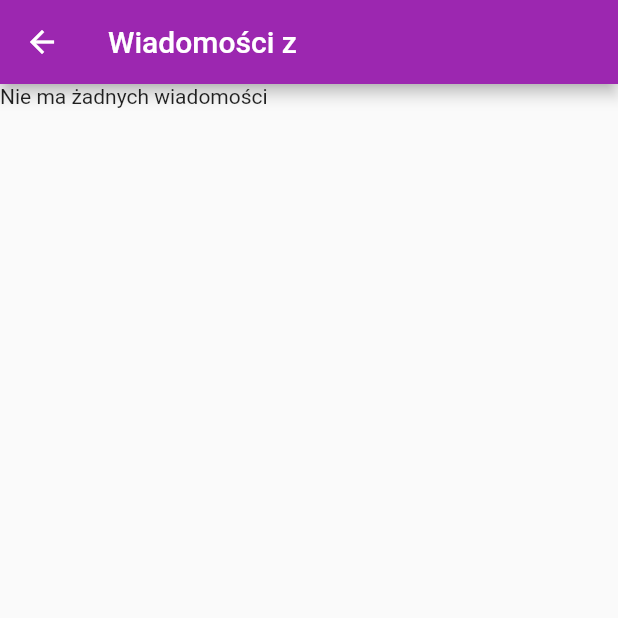
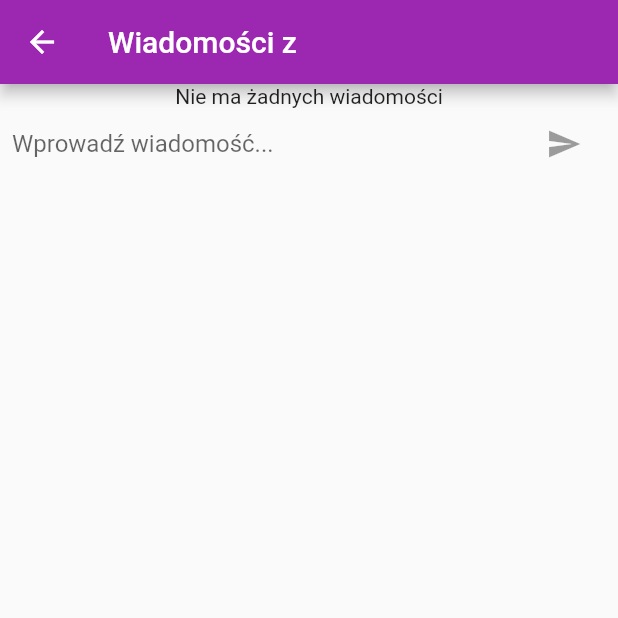
Before and after one commit to Miko1012/priviet_app, a Flutter app: the MessagesScreen screen opened directly with empty values, on a phone screen of 412 x 824 dp, the top half of it. Run offline on Flutter 3.47's test engine with Material 2 defaults, Android fonts, the phone set to English and light mode, and no system bars; our stand-ins replace flutter_secure_storage; missing offline and left inert: pointycastle, rsa_encrypt; accounts and stored records are empty; network calls fail.

Commit message:
working happy path

```diff
--- a/lib/helpers/rsa_helper.dart
+++ b/lib/helpers/rsa_helper.dart
@@ -30,7 +30,7 @@ class RSAHelper {
     print('encrypted input: ' + message);
     String username = await storage.read(key: 'logged-as') as String;
     var privateKeyString = await storage.read(key: 'private-'+username);
-    print('private key: ' + privateKeyString!);
+    // print('private key: ' + privateKeyString!);
     var privateKey = helper.parsePrivateKeyFromPem(privateKeyString);
     String decrypted = decrypt(message, privateKey);
     print('decrypted output: ' + decrypted);
--- a/lib/page_parts/login_form.dart
+++ b/lib/page_parts/login_form.dart
@@ -23,7 +23,7 @@ class _LoginFormState extends State<LoginForm> {
             content: Text('Pomyślnie zalogowano!'),
             backgroundColor: Colors.green,
             duration: Duration(seconds: 2)));
-        Navigator.of(context).pushNamedAndRemoveUntil('/chats', (Route<dynamic> route) => false);
+        Navigator.of(context).pushNamedAndRemoveUntil('/chats' , (Route<dynamic> route) => false);
         break;
       case 401:
         ScaffoldMessenger.of(context).showSnackBar(const SnackBar(
--- /dev/null
+++ b/lib/page_parts/message_composer.dart
@@ -0,0 +1,66 @@
+import 'package:flutter/material.dart';
+
+import '../helpers/api_helper.dart';
+import '../helpers/rsa_helper.dart';
+
+class MessageComposer extends StatefulWidget {
+  final String addressee;
+  const MessageComposer({required this.addressee, Key? key}) : super(key: key);
+
+  @override
+  State<MessageComposer> createState() => _MessageComposerState();
+}
+
+class _MessageComposerState extends State<MessageComposer> {
+  final _textController = TextEditingController();
+  final FocusNode _focusNode = FocusNode();
+  bool _isComposing = false;
+  RSAHelper rsa = RSAHelper();
+  APIHelper api = APIHelper();
+
+  void _handleSubmitted(String text) async {
+    var resp = await api.sendMessage(text, widget.addressee);
+    if (resp != 200) {
+      ScaffoldMessenger.of(context).showSnackBar(
+        const SnackBar(content: Text('Wystąpił problem z wysyłaniem wiadomości!'), backgroundColor: Colors.red,),
+      );
+    }
+    _focusNode.requestFocus();
+  }
+
+  @override
+  Widget build(BuildContext context) {
+    return IconTheme(
+        data: IconThemeData(color: Theme.of(context).colorScheme.secondary),
+        child: Container(
+          margin: const EdgeInsets.symmetric(horizontal: 8.0),
+          child: Row(
+            children: [
+              Flexible(
+                child: TextField(
+                  controller: _textController,
+                  onChanged: (text) {
+                    setState(() {
+                      _isComposing = text.isNotEmpty;
+                    });
+                  },
+                  onSubmitted: _isComposing ? _handleSubmitted : null,
+                  decoration: const InputDecoration.collapsed(hintText: 'Wprowadź wiadomość...'),
+                  focusNode: _focusNode,
+                ),
+              ),
+              Container(
+                margin: const EdgeInsets.symmetric(horizontal: 4.0),
+                child: IconButton(
+                  icon: const Icon(Icons.send),
+                  onPressed: _isComposing
+                      ? () => _handleSubmitted(_textController.text)
+                      : null,
+                ),
+              ),
+            ],
+          ),
+        )
+    );
+  }
+}
--- a/lib/pages/messages.dart
+++ b/lib/pages/messages.dart
@@ -11,6 +11,7 @@ import 'package:priviet_app/data_classes/message_data.dart';
 import '../helpers/api_helper.dart';
 import '../helpers/rsa_helper.dart';
 import '../page_parts/message.dart';
+import '../page_parts/message_composer.dart';
 
 
 class MessagesScreen extends StatefulWidget {
@@ -70,10 +71,10 @@ class _MessagesScreenState extends State<MessagesScreen> {
               itemCount: _messages.length,
             ),
           ),
-          /*Align(
+          Align(
             alignment: Alignment.bottomCenter,
-            child: _buildTextComposer(),
-          )*/
+            child: MessageComposer(addressee: widget.username),
+          )
         ],
       ),
     );
```
Also changed, not shown: lib/helpers/api_helper.dart (+42 -1 lines), lib/pages/chats.dart (+25 -20 lines).
